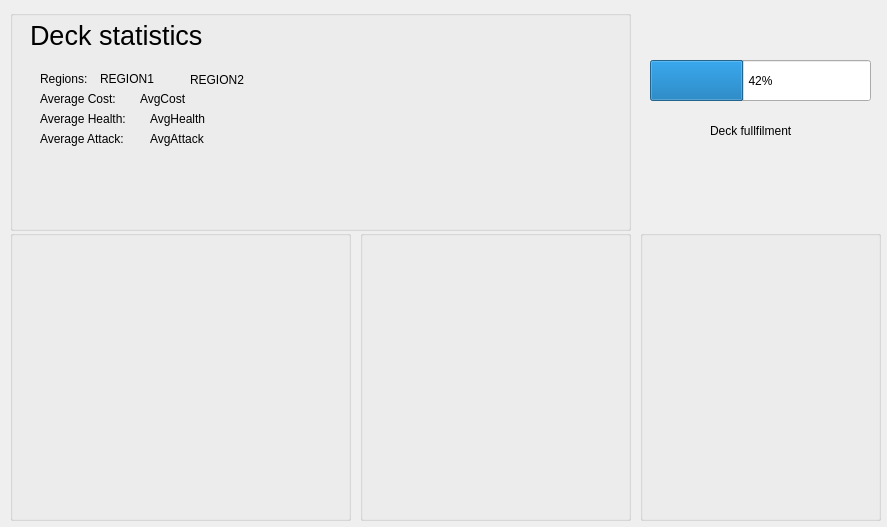
This is deckwindow.ui in marcinwozniak0/BakcylProgramowania_2020 as Qt 5 draws it before an edit. The edited form follows.
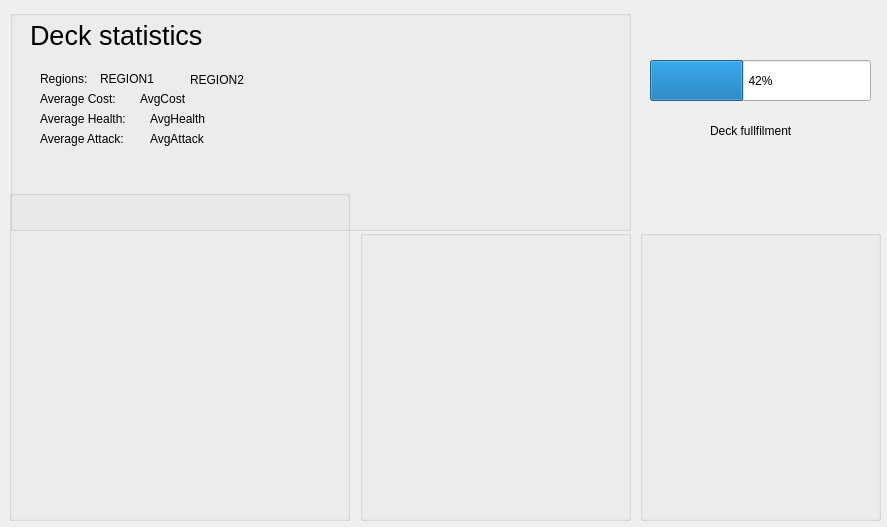
This is the edited form.

What changed in the file:
```diff
--- a/deckwindow.ui
+++ b/deckwindow.ui
@@ -16,19 +16,6 @@
   <property name="windowTitle">
    <string>Dialog</string>
   </property>
-  <widget class="QGroupBox" name="CardsInDeck">
-   <property name="geometry">
-    <rect>
-     <x>10</x>
-     <y>230</y>
-     <width>341</width>
-     <height>291</height>
-    </rect>
-   </property>
-   <property name="title">
-    <string/>
-   </property>
-  </widget>
   <widget class="QGroupBox" name="Statystyki">
    <property name="geometry">
     <rect>
@@ -232,6 +219,19 @@
     <number>17</number>
    </property>
   </widget>
+  <widget class="QGroupBox" name="CardsInDeck">
+   <property name="geometry">
+    <rect>
+     <x>9</x>
+     <y>190</y>
+     <width>341</width>
+     <height>331</height>
+    </rect>
+   </property>
+   <property name="title">
+    <string/>
+   </property>
+  </widget>
  </widget>
  <resources/>
  <connections/>
```
